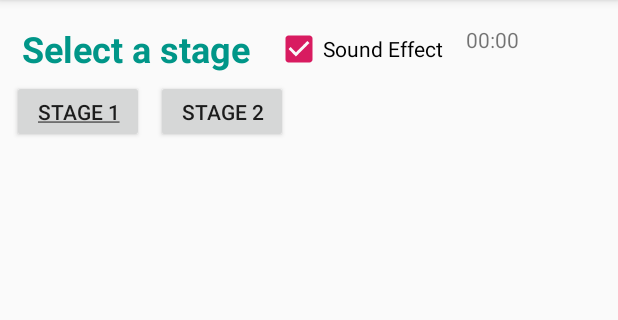
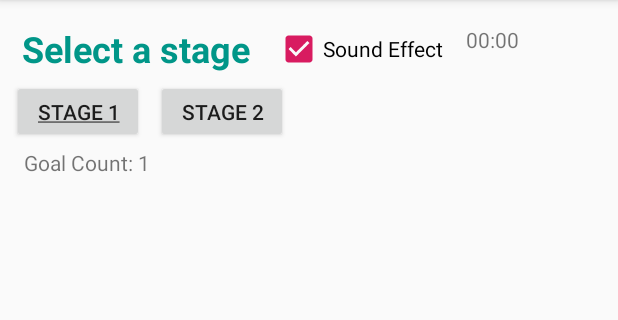
Before and after one commit to shukebeta/MazeGame, an Android app: the screen it shows after launch (MainActivity), after a tap on "STAGE 1", on a phone screen of 412 x 824 dp, the part 84-404 px from its top. Run offline under Robolectric (Android 15) with nearby library versions, the phone set to English and light mode, and no system bars; our stand-ins replace Room's generated code; 4 statements that could not run were skipped.

Commit message:
add Goal count, timeout adjusted to 2min

```diff
--- a/app/src/main/java/com/shukebeta/zhong/mazegame/MainActivity.java
+++ b/app/src/main/java/com/shukebeta/zhong/mazegame/MainActivity.java
@@ -40,7 +40,7 @@ import ara.bc282.assignment1.zhong.GameMap;
 import ara.bc282.assignment1.zhong.Piece;
 
 public class MainActivity extends AppCompatActivity {
-    final int MAX_PLAY_TIME = 60000; // 60s
+    final int MAX_PLAY_TIME = 120000; // 120s
 
     public Eyeball currentGame;
     private int[][] viewIdList;
@@ -398,7 +398,8 @@ public class MainActivity extends AppCompatActivity {
         ((TextView)findViewById(R.id.step_count)).setText(sTotalMove);
         if (currentGame.sprite.getCostTime() > MAX_PLAY_TIME) {
             timer.cancel();
-            showChoiceList("Timeout...you failed, what would you like to do next?");
+            warning();
+            showChoiceList("Timeout...You should have finished the stage in " + MAX_PLAY_TIME / 60000 + " minutes, what would you like to do next?");
         }
     }
 
--- a/app/src/main/res/layout/activity_main.xml
+++ b/app/src/main/res/layout/activity_main.xml
@@ -165,4 +165,16 @@
         app:layout_constraintTop_toTopOf="@+id/cb_sound_effect"
         app:layout_constraintVertical_bias="0.021" />
 
+
+    <TextView
+        android:id="@+id/goal_count"
+        android:layout_width="102dp"
+        android:layout_height="wrap_content"
+        android:layout_marginStart="16dp"
+        android:text="@string/goal_count"
+        app:layout_constraintTop_toBottomOf="@+id/btn_stage1"
+        app:layout_constraintStart_toStartOf="parent"
+        app:layout_constraintBottom_toBottomOf="parent"
+        app:layout_constraintVertical_bias="0.005" />
+
 </androidx.constraintlayout.widget.ConstraintLayout>
--- a/app/src/main/res/values/strings.xml
+++ b/app/src/main/res/values/strings.xml
@@ -9,4 +9,5 @@
     <string name="save_game">Save</string>
     <string name="load_game">Load</string>
     <string name="show_solution">Show Solution</string>
+    <string name="goal_count">Goal Count: 1</string>
 </resources>
```
